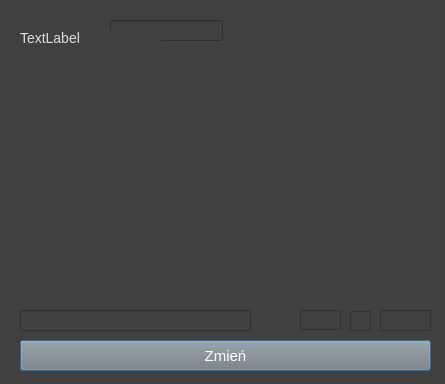
This is ZIIBD/DBConnectionProject/DBConnection/queries/updatetable.ui in jkrolik1/school as Qt 5 draws it before an edit. The edited form follows.
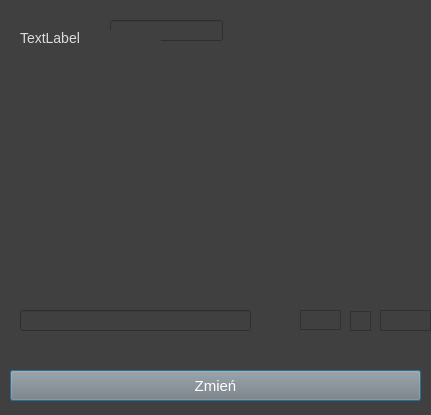
This is the edited form.

Patch:
```diff
--- a/ZIIBD/DBConnectionProject/DBConnection/queries/updatetable.ui
+++ b/ZIIBD/DBConnectionProject/DBConnection/queries/updatetable.ui
@@ -6,8 +6,8 @@
    <rect>
     <x>0</x>
     <y>0</y>
-    <width>445</width>
-    <height>384</height>
+    <width>431</width>
+    <height>415</height>
    </rect>
   </property>
   <property name="windowTitle">
@@ -89,8 +89,8 @@
   <widget class="QPushButton" name="pushButton">
    <property name="geometry">
     <rect>
-     <x>20</x>
-     <y>340</y>
+     <x>10</x>
+     <y>370</y>
      <width>411</width>
      <height>31</height>
     </rect>
```
